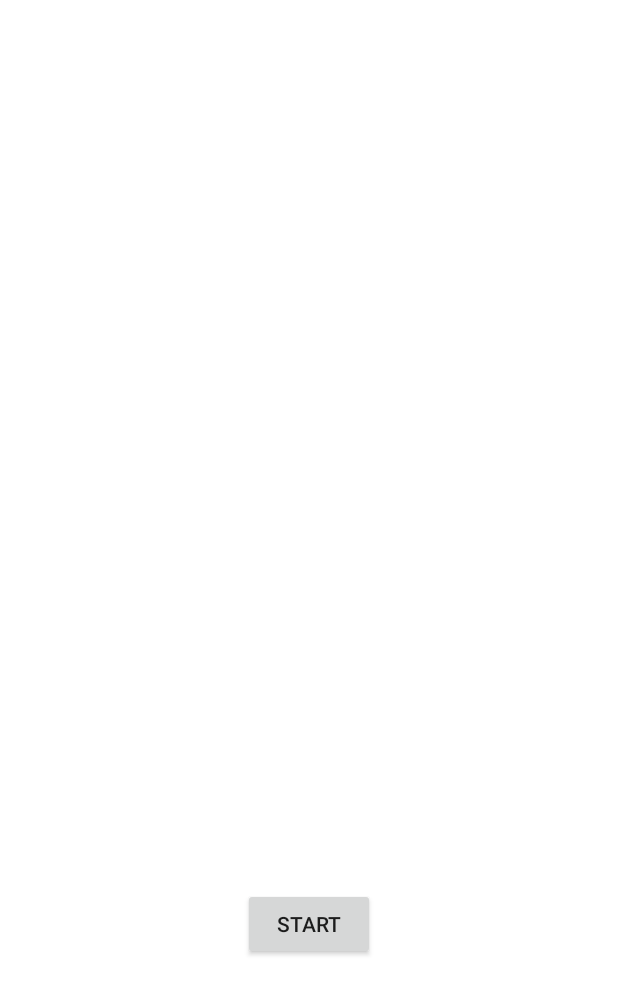
After one commit to Nyeffer/ShapeOfUs, an Android app: the layout activity_gameover.xml on its own in the app's theme, with its tools: preview values and no code run, on a phone screen of 412 x 824 dp. The commit adds this screen. Shown: the top 995 px of the screen. Run offline under Robolectric (Android 15) with nearby library versions, the phone set to English and light mode, and no system bars.

Commit message:
gameover stuff

```diff
--- a/app/src/main/java/troisstudentsbjjm/theshapeofus/GameView.java
+++ b/app/src/main/java/troisstudentsbjjm/theshapeofus/GameView.java
@@ -30,6 +30,7 @@ public class GameView extends SurfaceView implements Runnable {
     public boolean playing;
 
     private boolean gameEnded;
+    private GameOverActivity gameover;
 
     private Paint paint;
     private Canvas canvas;
@@ -126,6 +127,9 @@ public class GameView extends SurfaceView implements Runnable {
             }
             lm.update(ic, fps);
         }
+        if (gameEnded) {
+            setContentView(gameover);
+        }
     }
 
 
--- /dev/null
+++ b/app/src/main/res/layout/activity_gameover.xml
@@ -0,0 +1,30 @@
+<?xml version="1.0" encoding="utf-8"?>
+<android.support.constraint.ConstraintLayout xmlns:android="http://schemas.android.com/apk/res/android"
+    xmlns:app="http://schemas.android.com/apk/res-auto"
+    xmlns:tools="http://schemas.android.com/tools"
+    android:layout_width="match_parent"
+    android:layout_height="match_parent"
+
+    android:background="@color/white"
+
+    android:orientation="horizontal"
+
+    tools:context="troisstudentsbjjm.theshapeofus.GameOverActivity">
+
+    <Button
+        android:id="@+id/buttonPlay"
+        android:layout_width="wrap_content"
+        android:layout_height="wrap_content"
+        android:layout_marginBottom="8dp"
+        android:layout_marginLeft="8dp"
+        android:layout_marginRight="8dp"
+        android:layout_marginTop="8dp"
+        android:text="Start"
+        app:layout_constraintBottom_toBottomOf="parent"
+        app:layout_constraintLeft_toLeftOf="parent"
+        app:layout_constraintRight_toRightOf="parent"
+        app:layout_constraintTop_toTopOf="parent"
+        app:layout_constraintVertical_bias="0.768" />
+
+
+</android.support.constraint.ConstraintLayout>
```
Also changed, not shown: app/src/main/java/troisstudentsbjjm/theshapeofus/GameActivty.java (+1 -7 lines), app/src/main/java/troisstudentsbjjm/theshapeofus/GameOverActivity.java (added, +39 -0 lines).
